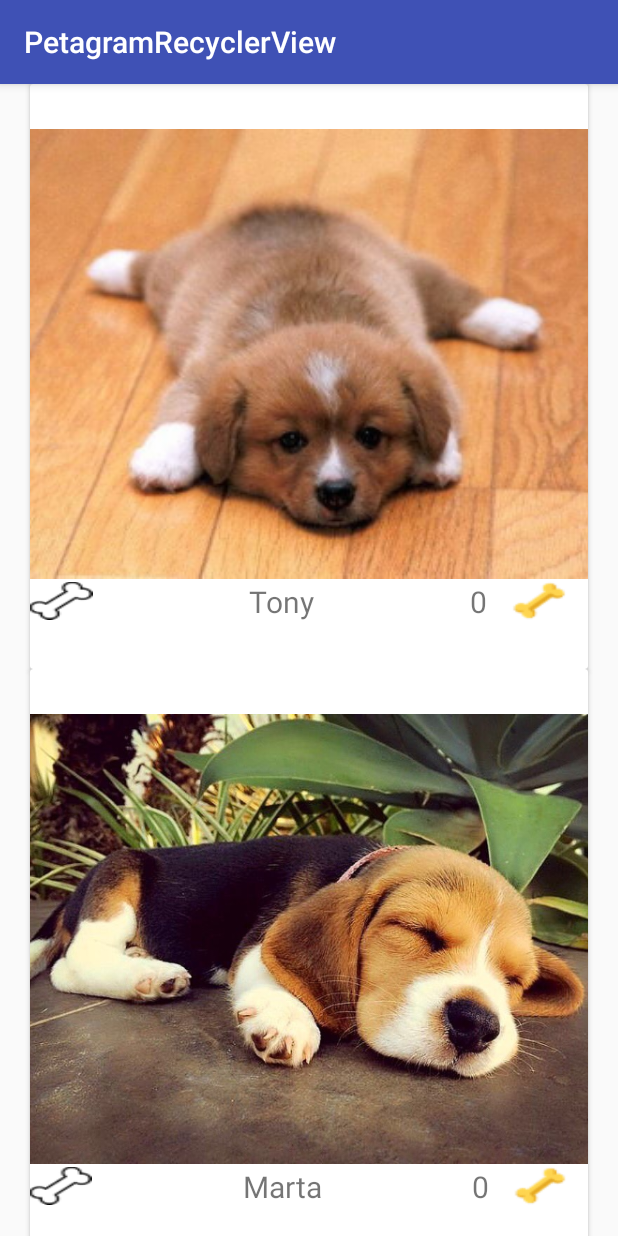
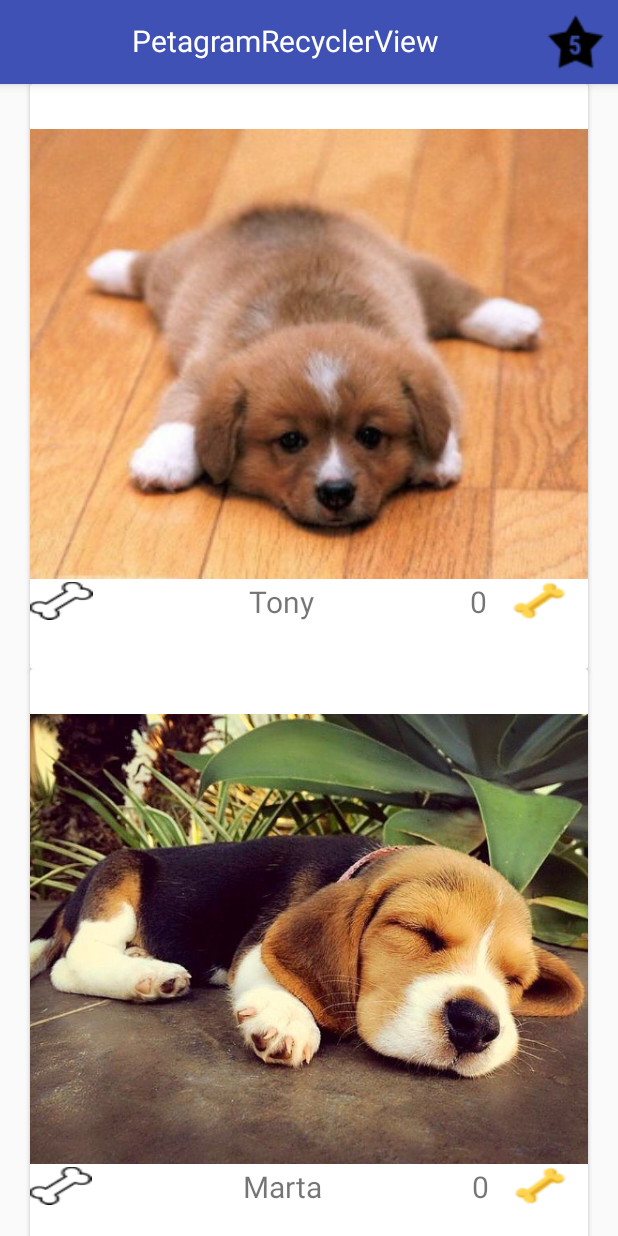
Before and after one commit to hugounavez/PetagramRecyclerView, an Android app: the screen it shows after launch (MainActivity), on a phone screen of 412 x 824 dp. Run offline under Robolectric (Android 15) with nearby library versions, the phone set to English and light mode, and no system bars; libraries missing offline, so code that uses them is left out: android.support.constraint.

Commit message:
adding changes in custom action bar

```diff
--- a/app/src/main/AndroidManifest.xml
+++ b/app/src/main/AndroidManifest.xml
@@ -16,6 +16,7 @@
                 <category android:name="android.intent.category.LAUNCHER" />
             </intent-filter>
         </activity>
+
     </application>
 
 </manifest>
--- a/app/src/main/java/com/example/macuser/petagramrecyclerview/MainActivity.java
+++ b/app/src/main/java/com/example/macuser/petagramrecyclerview/MainActivity.java
@@ -7,6 +7,7 @@ import android.os.Bundle;
 import android.support.v7.widget.LinearLayoutManager;
 import android.support.v7.widget.RecyclerView;
 import android.widget.Toast;
+import android.widget.Toolbar;
 
 import java.util.ArrayList;
 
@@ -21,10 +22,18 @@ public class MainActivity extends AppCompatActivity {
         super.onCreate(savedInstanceState);
         setContentView(R.layout.activity_main);
 
+        this.customToolbarInitialization();
         this.petsInitialization();
-
         this.adapterInitialization();
 
+        android.support.v7.widget.Toolbar toolbar = (android.support.v7.widget.Toolbar) findViewById(R.id.myActionBar);
+        // Support action bar to different screen
+        setSupportActionBar(toolbar);
+
+    }
+
+
+    void customToolbarInitialization(){
 
     }
 
--- /dev/null
+++ b/app/src/main/res/layout/actionbar.xml
@@ -0,0 +1,45 @@
+<?xml version="1.0" encoding="utf-8"?>
+<android.support.v7.widget.Toolbar
+    xmlns:android="http://schemas.android.com/apk/res/android"
+    xmlns:app="http://schemas.android.com/apk/res-auto"
+    xmlns:tools="http://schemas.android.com/tools"
+    android:layout_width="match_parent"
+    android:layout_height="?attr/actionBarSize"
+    android:background="@color/colorPrimary"
+    android:elevation="@dimen/elevation_action_bar"
+    >
+
+    <android.support.constraint.ConstraintLayout
+        android:layout_width="match_parent"
+        android:layout_height="match_parent">
+
+
+        <Button
+            android:id="@+id/button2"
+            android:layout_width="40dp"
+            android:layout_height="40dp"
+            android:layout_marginRight="8dp"
+            android:background="@drawable/icons8_hotel_50"
+            app:layout_constraintBottom_toBottomOf="parent"
+            app:layout_constraintEnd_toEndOf="parent"
+            app:layout_constraintTop_toTopOf="parent" />
+
+        <TextView
+            android:id="@+id/textView"
+            android:layout_width="232dp"
+            android:layout_height="30dp"
+            android:layout_marginEnd="8dp"
+            android:layout_marginStart="8dp"
+            android:text="@string/app_name"
+            android:textColor="@color/white"
+            android:textSize="20dp"
+            android:textAlignment="center"
+            app:layout_constraintBottom_toBottomOf="parent"
+            app:layout_constraintEnd_toStartOf="@+id/button2"
+            app:layout_constraintStart_toStartOf="parent"
+            app:layout_constraintTop_toTopOf="parent" />
+    </android.support.constraint.ConstraintLayout>
+
+
+
+</android.support.v7.widget.Toolbar>
--- a/app/src/main/res/layout/activity_main.xml
+++ b/app/src/main/res/layout/activity_main.xml
@@ -1,15 +1,24 @@
 <?xml version="1.0" encoding="utf-8"?>
-<LinearLayout xmlns:android="http://schemas.android.com/apk/res/android"
-    xmlns:app="http://schemas.android.com/apk/res-auto"
+<RelativeLayout xmlns:android="http://schemas.android.com/apk/res/android"
     xmlns:tools="http://schemas.android.com/tools"
     android:layout_width="match_parent"
     android:layout_height="match_parent"
+    xmlns:app="http://schemas.android.com/apk/res-auto"
     tools:context="com.example.macuser.petagramrecyclerview.MainActivity">
+
+
+    <include android:id="@+id/myActionBar"
+        layout="@layout/actionbar"
+        >
+    </include>
 
     <android.support.v7.widget.RecyclerView
         android:id="@+id/recycler_view"
         android:layout_width="match_parent"
         android:layout_height="wrap_content"
+        android:layout_below="@id/myActionBar"
+        app:popupTheme="@style/ThemeOverlay.AppCompat.Light"
+        android:theme="@style/ThemeOverlay.AppCompat.ActionBar"
         android:scrollbars="vertical"/>
 
-</LinearLayout>
+</RelativeLayout>
--- a/app/src/main/res/values/colors.xml
+++ b/app/src/main/res/values/colors.xml
@@ -3,4 +3,5 @@
     <color name="colorPrimary">#3F51B5</color>
     <color name="colorPrimaryDark">#303F9F</color>
     <color name="colorAccent">#FF4081</color>
+    <color name="white">#FFFFFF</color>
 </resources>
--- a/app/src/main/res/values/dimens.xml
+++ b/app/src/main/res/values/dimens.xml
@@ -1,4 +1,5 @@
 <?xml version="1.0" encoding="utf-8"?>
 <resources>
     <dimen name="font_card_size">20dp</dimen>
+    <dimen name="elevation_action_bar">4dp</dimen>
 </resources>
--- a/app/src/main/res/values/styles.xml
+++ b/app/src/main/res/values/styles.xml
@@ -1,7 +1,7 @@
 <resources>
 
     <!-- Base application theme. -->
-    <style name="AppTheme" parent="Theme.AppCompat.Light.DarkActionBar">
+    <style name="AppTheme" parent="Theme.AppCompat.Light.NoActionBar">
         <!-- Customize your theme here. -->
         <item name="colorPrimary">@color/colorPrimary</item>
         <item name="colorPrimaryDark">@color/colorPrimaryDark</item>
```
Also changed, not shown: app/src/main/res/drawable-hdpi/starts.png (added), app/src/main/res/drawable-mdpi/starts.png (added), app/src/main/res/drawable-xhdpi/starts.png (added), app/src/main/res/drawable-xxhdpi/starts.png (added), app/src/main/res/drawable-xxxhdpi/starts.png (added).
